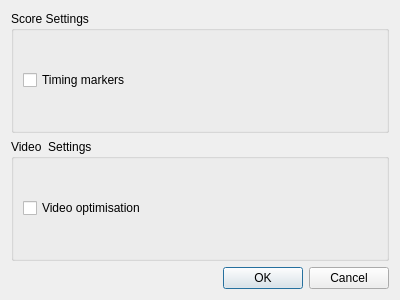
This is PianoBooster/src/GuiPreferencesDialog.ui in chrisballinger/PianoBooster as Qt 5 draws it before an edit. The edited form follows.
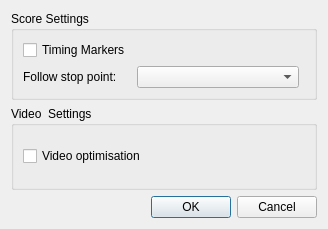
This is the edited form.

Commit message: Added follow stop point drop down to settings

```diff
--- a/PianoBooster/src/GuiPreferencesDialog.ui
+++ b/PianoBooster/src/GuiPreferencesDialog.ui
@@ -5,8 +5,8 @@
    <rect>
     <x>0</x>
     <y>0</y>
-    <width>400</width>
-    <height>300</height>
+    <width>328</width>
+    <height>229</height>
    </rect>
   </property>
   <property name="windowTitle" >
@@ -20,6 +20,17 @@
      </property>
      <layout class="QVBoxLayout" name="verticalLayout_3" >
       <item>
+       <layout class="QFormLayout" name="formLayout" >
+        <property name="fieldGrowthPolicy" >
+         <enum>QFormLayout::AllNonFixedFieldsGrow</enum>
+        </property>
+        <property name="formAlignment" >
+         <set>Qt::AlignLeading|Qt::AlignLeft|Qt::AlignVCenter</set>
+        </property>
+        <property name="rightMargin" >
+         <number>6</number>
+        </property>
+        <item row="0" column="0" >
        <widget class="QCheckBox" name="timingMarkersCheck" >
         <property name="sizePolicy" >
          <sizepolicy vsizetype="Fixed" hsizetype="Maximum" >
@@ -28,9 +39,34 @@
          </sizepolicy>
         </property>
         <property name="text" >
-         <string>Timing markers</string>
-        </property>
-       </widget>
+           <string>Timing Markers</string>
+          </property>
+         </widget>
+        </item>
+        <item row="1" column="0" >
+         <widget class="QLabel" name="label" >
+          <property name="text" >
+           <string>Follow stop point:</string>
+          </property>
+         </widget>
+        </item>
+        <item row="1" column="1" >
+         <widget class="QComboBox" name="followStopPointCombo" >
+          <property name="sizePolicy" >
+           <sizepolicy vsizetype="Fixed" hsizetype="Preferred" >
+            <horstretch>0</horstretch>
+            <verstretch>0</verstretch>
+           </sizepolicy>
+          </property>
+          <property name="minimumSize" >
+           <size>
+            <width>150</width>
+            <height>0</height>
+           </size>
+          </property>
+         </widget>
+        </item>
+       </layout>
       </item>
      </layout>
     </widget>
```
Lines whose indentation alone changed are shown as unchanged. The commit also changes 62 other files.
